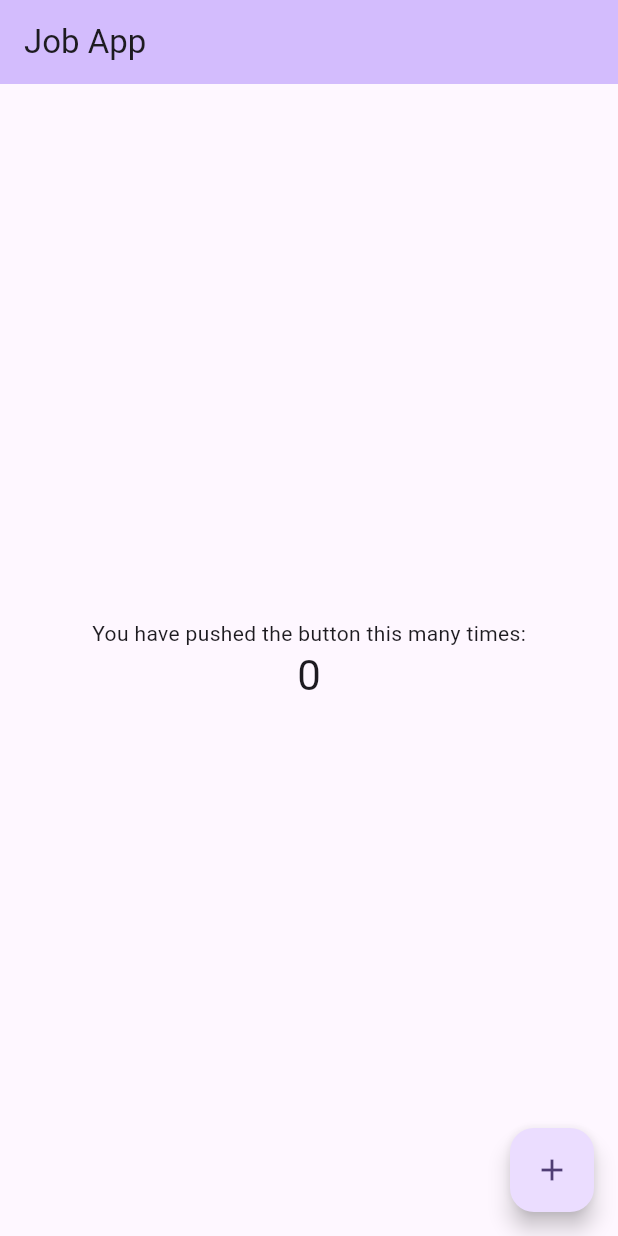
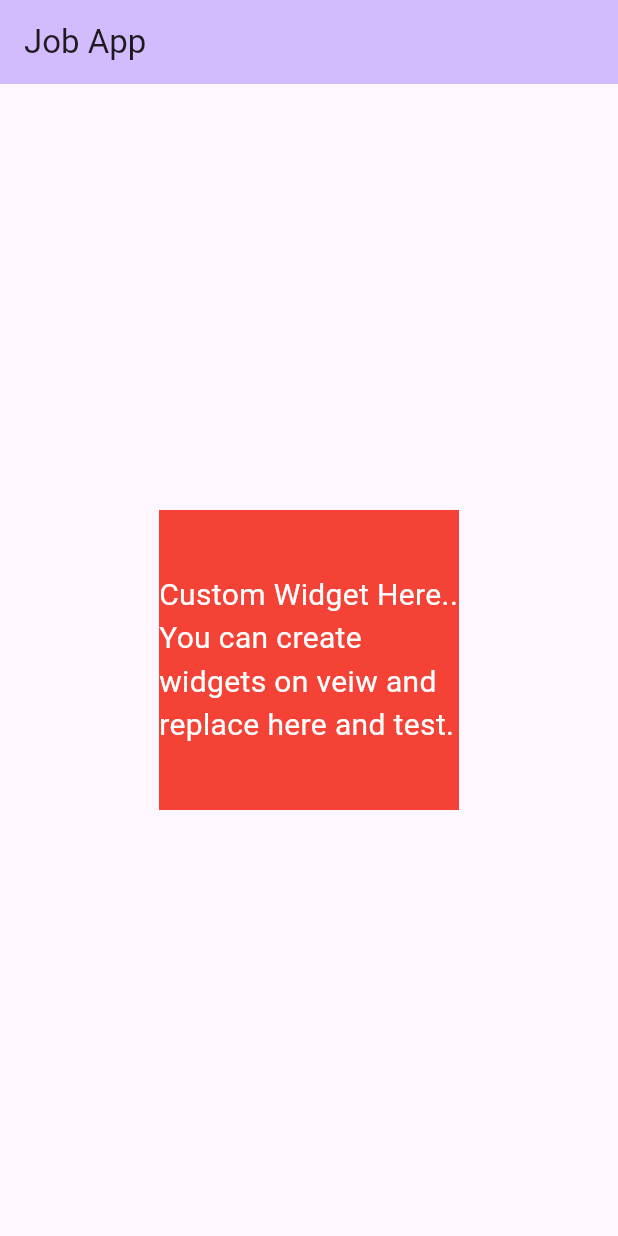
Before and after one commit to sachithradale/jobapp, a Flutter app: the screen it shows after launch, on a phone screen of 412 x 824 dp. Run offline on Flutter 3.47's test engine with Material 3 defaults, Android fonts, the phone set to English and light mode, and no system bars.

Commit message:
Base component setuped.

```diff
--- a/lib/main.dart
+++ b/lib/main.dart
@@ -1,12 +1,11 @@
 import 'package:flutter/material.dart';
-
 
 void main() {
   runApp(const MyApp());
 }
 
 class MyApp extends StatelessWidget {
-  const MyApp({super.key});
+  const MyApp({Key? key}) : super(key: key);
 
   @override
   Widget build(BuildContext context) {
@@ -16,56 +15,44 @@ class MyApp extends StatelessWidget {
         colorScheme: ColorScheme.fromSeed(seedColor: Colors.deepPurple),
         useMaterial3: true,
       ),
-      home: const MyHomePage(title: 'Job App'),
+      home: const MyStatelessHomePage(title: 'Job App'),
     );
   }
 }
 
-class MyHomePage extends StatefulWidget {
-  const MyHomePage({super.key, required this.title});
-
+class MyStatelessHomePage extends StatelessWidget {
   final String title;
-
-  @override
-  State<MyHomePage> createState() => _MyHomePageState();
-}
-
-class _MyHomePageState extends State<MyHomePage> {
-  int _counter = 0;
-
-  void _incrementCounter() {
-    setState(() {
-      _counter++;
-    });
-  }
+  const MyStatelessHomePage({Key? key, required this.title}) : super(key: key);
 
   @override
   Widget build(BuildContext context) {
     return Scaffold(
       appBar: AppBar(
         backgroundColor: Theme.of(context).colorScheme.inversePrimary,
-        title: Text(widget.title),
+        title: Text(title),
       ),
       body: Center(
-
-        child: Column(
-          mainAxisAlignment: MainAxisAlignment.center,
-          children: <Widget>[
-            const Text(
-              'You have pushed the button this many times:',
-            ),
-            Text(
-              '$_counter',
-              style: Theme.of(context).textTheme.headlineMedium,
-            ),
-          ],
-        ),
+        child: CustomWidget(),
       ),
-      floatingActionButton: FloatingActionButton(
-        onPressed: _incrementCounter,
-        tooltip: 'Increment',
-        child: const Icon(Icons.add),
-      ), // This trailing comma makes auto-formatting nicer for build methods.
     );
   }
 }
+
+class CustomWidget extends StatelessWidget {
+  const CustomWidget({Key? key}) : super(key: key);
+
+  @override
+  Widget build(BuildContext context) {
+    return Container(
+      width: 200,
+      height: 200,
+      color: Colors.red,
+      child: const Center(
+        child: Text(
+          'Custom Widget Here.. You can create widgets on veiw and replace here and test.',
+          style: TextStyle(color: Colors.white, fontSize: 20),
+        ),
+      ),
+    );
+  }
+}
```
